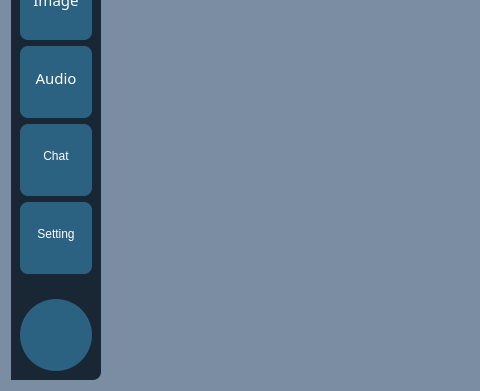
The window that src/framework/FrameworkWidget.ui (hanjingo/rag-qt) describes before a commit, drawn with Qt 5; both pictures show x 0 to 480 and y 284 to 675 of the 1141 by 675 pixel window.
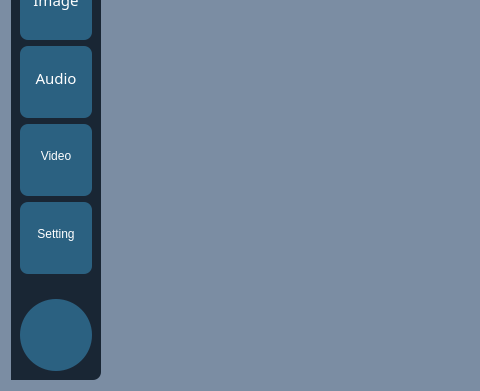
The same window after the commit. Icons and pictures are not drawn.

What changed in the file:
```diff
--- a/src/framework/FrameworkWidget.ui
+++ b/src/framework/FrameworkWidget.ui
@@ -342,7 +342,7 @@
 }</string>
         </property>
         <property name="text">
-         <string>Chat</string>
+         <string>Video</string>
         </property>
         <property name="icon">
          <iconset>
```
Left out of the diff: 2 changed lines with no effect on the pictures.
